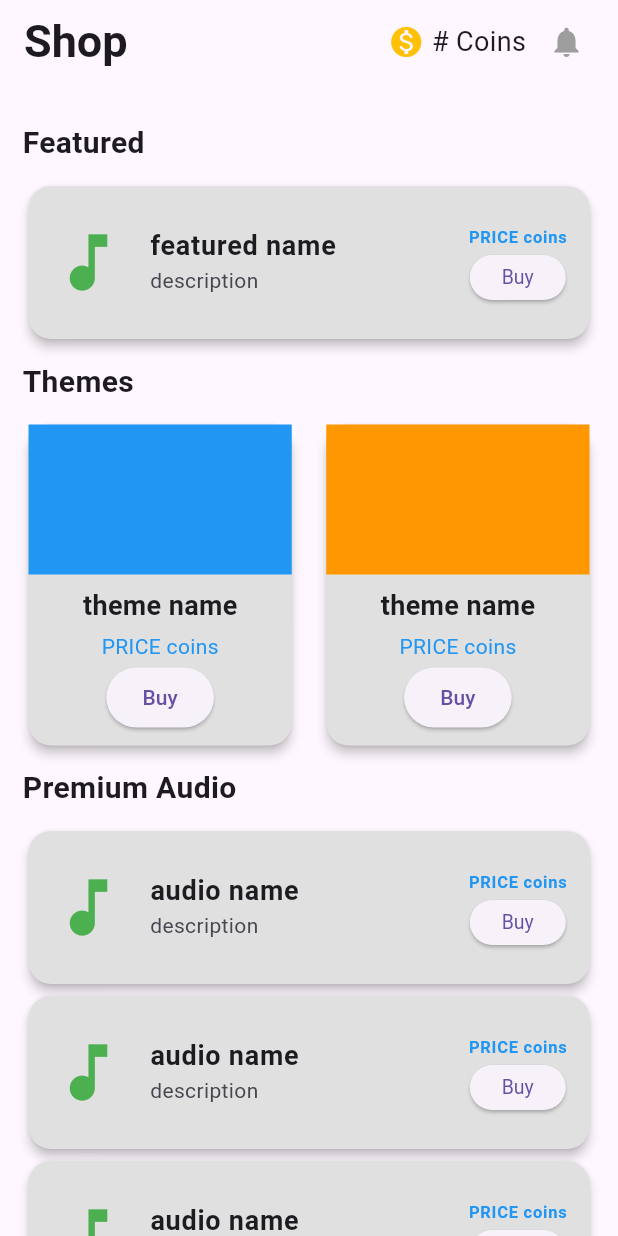
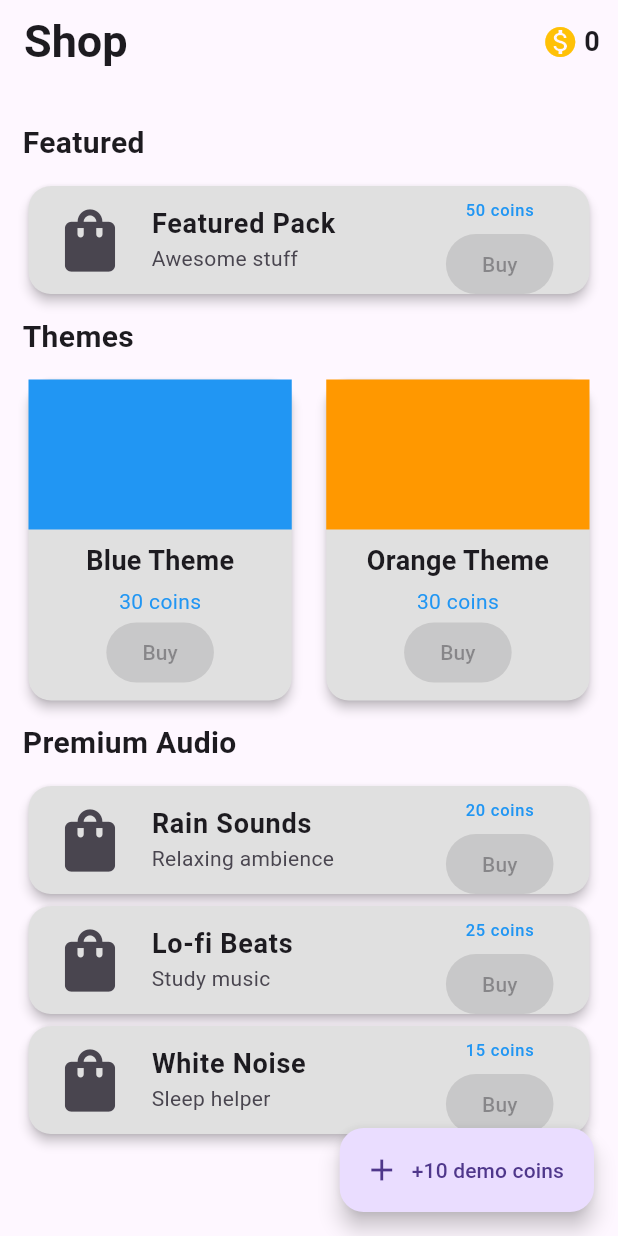
Before and after one commit to CSC-3380-Spring-2025/Team-15, a Flutter app: the ShopPage screen opened directly, on a phone screen of 412 x 824 dp. Run offline on Flutter 3.47's test engine with Material 3 defaults, Android fonts, the phone set to English and light mode, and no system bars; our stand-ins replace audioplayers, cloud_firestore, firebase_auth, firebase_core, shared_preferences, table_calendar; accounts and stored records are empty.

Commit message:
shop changes

```diff
--- a/fortis/lib/pages/shop.dart
+++ b/fortis/lib/pages/shop.dart
@@ -1,20 +1,49 @@
 import 'package:flutter/material.dart';
+import 'package:provider/provider.dart';
+import 'package:shared_preferences/shared_preferences.dart';
 
-void main() {
-  runApp(const MyApp());
+class PointsModel with ChangeNotifier {
+  static const _key = 'coins';
+  int _coins = 0;
+  int get coins => _coins;
+
+  PointsModel() {
+    _load();
   }
 
-class MyApp extends StatelessWidget {
-  const MyApp({super.key});
-
-  @override
-  Widget build(BuildContext context) {
-    return MaterialApp(
-      home: ShopPage(),
-    );
-  }
+  Future<void> _load() async {
+    final prefs = await SharedPreferences.getInstance();
+    _coins = prefs.getInt(_key) ?? 0;
+    notifyListeners();
   }
 
+  Future<void> _save() async {
+    final prefs = await SharedPreferences.getInstance();
+    await prefs.setInt(_key, _coins);
+  }
+
+  Future<void> add(int amount) async {
+    _coins += amount;
+    await _save();
+    notifyListeners();
+  }
+
+  Future<bool> spend(int amount) async {
+    if (_coins < amount) return false;
+    _coins -= amount;
+    await _save();
+    notifyListeners();
+    return true;
+  }
+
+  /* Convenience getter */
+  static PointsModel of(BuildContext ctx, {bool listen = false}) =>
+      Provider.of<PointsModel>(ctx, listen: listen);
+}
+
+/*─────────────────────────────────────────────────────────────
+  SHOP PAGE
+─────────────────────────────────────────────────────────────*/
 class ShopPage extends StatelessWidget {
   const ShopPage({super.key});
 
@@ -22,114 +51,113 @@ class ShopPage extends StatelessWidget {
   Widget build(BuildContext context) {
     return Scaffold(
       appBar: AppBar(
-        title: const Text('Shop', style: TextStyle(fontSize: 30, fontWeight: FontWeight.bold)),
+        title: const Text('Shop',
+            style: TextStyle(fontSize: 30, fontWeight: FontWeight.bold)),
         actions: [
-          Row(
+          Consumer<PointsModel>(
+            builder: (_, points, __) => Row(
               children: [
                 const Icon(Icons.monetization_on, color: Colors.amber),
-              const SizedBox(width: 5),
-              const Text('# Coins', style: TextStyle(fontSize: 18)), // User coin count variable goes here
-              const SizedBox(width: 15),
-
-              const Icon(Icons.notifications, color: Colors.grey), // Notifications placeholder icon
-              const Text('      ')
-            ],
-
-          )
-
+                const SizedBox(width: 4),
+                Text('${points.coins}',
+                    style: const TextStyle(
+                        fontSize: 18, fontWeight: FontWeight.bold)),
+                const SizedBox(width: 12),
               ],
             ),
-
+          ),
+        ],
+      ),
       body: ListView(
         padding: const EdgeInsets.all(15.0),
         children: [
-          _headerTitle('Featured'),
-          _itemLong('featured name', 'description', 'PRICE coins'),
-
-          _headerTitle('Themes'),
+          _header('Featured'),
+          _itemLong(context, 'Featured Pack', 'Awesome stuff', 50),
+          _header('Themes'),
           Row(
             children: [
-              Expanded(child: _itemTheme('theme name', 'PRICE coins', Colors.blue)),
+              Expanded(child: _itemTheme(context, 'Blue Theme', 30, Colors.blue)),
               const SizedBox(width: 15),
-              Expanded(child: _itemTheme('theme name', 'PRICE coins', Colors.orange)),
+              Expanded(
+                  child: _itemTheme(context, 'Orange Theme', 30, Colors.orange)),
             ],
           ),
-          // Repeat Row() for more themes
-
-
-          _headerTitle('Premium Audio'),
-          _itemLong('audio name', 'description', 'PRICE coins'),
-          _itemLong('audio name', 'description', 'PRICE coins'),
-          _itemLong('audio name', 'description', 'PRICE coins'),
-          // Repeat _itemLong() for more items
+          _header('Premium Audio'),
+          _itemLong(context, 'Rain Sounds', 'Relaxing ambience', 20),
+          _itemLong(context, 'Lo-fi Beats', 'Study music', 25),
+          _itemLong(context, 'White Noise', 'Sleep helper', 15),
         ],
+      ),
+      floatingActionButton: FloatingActionButton.extended(
+        onPressed: () => PointsModel.of(context).add(10), // demo grant +10
+        label: const Text('+10 demo coins'),
+        icon: const Icon(Icons.add),
       ),
     );
   }
 
-  Widget _headerTitle(String title) {
-    return Padding(
-      padding: const EdgeInsets.symmetric(vertical: 10.0),
-      child: Text(
-        title,
-        style: const TextStyle(fontSize: 20, fontWeight: FontWeight.bold),
-      ),
+  /*────────── helper widgets ──────────*/
+  Widget _header(String text) => Padding(
+        padding: const EdgeInsets.symmetric(vertical: 10),
+        child: Text(text,
+            style: const TextStyle(fontSize: 20, fontWeight: FontWeight.bold)),
       );
-  }
 
-  Widget _itemLong(String title, String description, String price) {
+  Widget _itemLong(
+      BuildContext context, String title, String desc, int price) {
     return Card(
       color: Colors.grey[300],
       elevation: 3,
       shape: RoundedRectangleBorder(borderRadius: BorderRadius.circular(15)),
       child: ListTile(
-        contentPadding: const EdgeInsets.all(15),
-        leading: const Icon(Icons.music_note, size: 50, color: Colors.green),
-        title: Text(title, style: const TextStyle(fontSize: 18, fontWeight: FontWeight.bold)),
-        subtitle: Text(description),
-        trailing: Column(
+        leading: const Icon(Icons.shopping_bag, size: 50),
+        title: Text(title,
+            style: const TextStyle(fontWeight: FontWeight.bold, fontSize: 18)),
+        subtitle: Text(desc),
+        trailing: Consumer<PointsModel>(
+          builder: (_, points, __) => Column(
             mainAxisAlignment: MainAxisAlignment.center,
             children: [
-            Text(price, style: const TextStyle(color: Colors.blue, fontWeight: FontWeight.bold)),
+              Text('$price coins',
+                  style: const TextStyle(color: Colors.blue)),
               const SizedBox(height: 4),
-            SizedBox(
-            height: 30,
-            child: ElevatedButton(
-              onPressed: () {}, // Add purchase mechanic
-              style: ElevatedButton.styleFrom(
-                padding: const EdgeInsets.symmetric(horizontal: 10, vertical: 5),
-                textStyle: const TextStyle(fontSize: 13),
-              ),
+              ElevatedButton(
+                onPressed:
+                    points.coins >= price ? () => points.spend(price) : null,
                 child: const Text('Buy'),
               ),
+            ],
           ),
-          ],
         ),
       ),
     );
   }
 
-  Widget _itemTheme(String title, String price, Color color) {
+  Widget _itemTheme(
+      BuildContext context, String title, int price, Color color) {
     return Card(
+      color: Colors.grey[300],
       elevation: 3,
-      color: Colors.grey[300],
       shape: RoundedRectangleBorder(borderRadius: BorderRadius.circular(15)),
       child: Column(
         children: [
-          Container(
-            height: 100,
-            color: color, // Preview theme color
-          ),
+          Container(height: 100, color: color),
           Padding(
-            padding: const EdgeInsets.all(8.0),
+            padding: const EdgeInsets.all(8),
             child: Column(
               children: [
-                Text(title, style: const TextStyle(fontSize: 18, fontWeight: FontWeight.bold)),
+                Text(title,
+                    style: const TextStyle(
+                        fontSize: 18, fontWeight: FontWeight.bold)),
                 const SizedBox(height: 4),
-                Text(price, style: const TextStyle(color: Colors.blue)),
-                ElevatedButton(
-                  onPressed: () {}, // Add purchase mechanic
+                Text('$price coins',
+                    style: const TextStyle(color: Colors.blue)),
+                Consumer<PointsModel>(
+                  builder: (_, points, __) => ElevatedButton(
+                    onPressed:
+                        points.coins >= price ? () => points.spend(price) : null,
                     child: const Text('Buy'),
+                  ),
                 ),
               ],
             ),
@@ -139,3 +167,16 @@ class ShopPage extends StatelessWidget {
     );
   }
 }
+
+
+class ShopApp extends StatelessWidget {
+  const ShopApp({super.key});
+
+  @override
+  Widget build(BuildContext context) {
+    return ChangeNotifierProvider(
+      create: (_) => PointsModel(),
+      child: const MaterialApp(home: ShopPage()),
+    );
+  }
+}
--- a/fortis/pubspec.yaml
+++ b/fortis/pubspec.yaml
@@ -28,6 +28,8 @@ environment:
 # the latest version available on pub.dev. To see which dependencies have newer
 # versions available, run `flutter pub outdated`.
 dependencies:
+  provider: ^6.0.5
+  shared_preferences: ^2.2.2
   image_picker: ^1.0.4
   audioplayers: ^5.2.0
   flutter:
@@ -35,6 +37,7 @@ dependencies:
 
   # The following adds the Cupertino Icons font to your application.
   # Use with the CupertinoIcons class for iOS style icons.
+
   cupertino_icons: ^1.0.8
   table_calendar: ^3.2.0
   firebase_core: ^3.12.1
@@ -45,6 +48,7 @@ dependencies:
   cloud_firestore: ^5.6.5
   font_awesome_flutter: ^10.8.0
   shared_preferences: ^2.5.3
+
 
 dev_dependencies:
   flutter_test:
```
Lines whose indentation alone changed are shown as unchanged.
